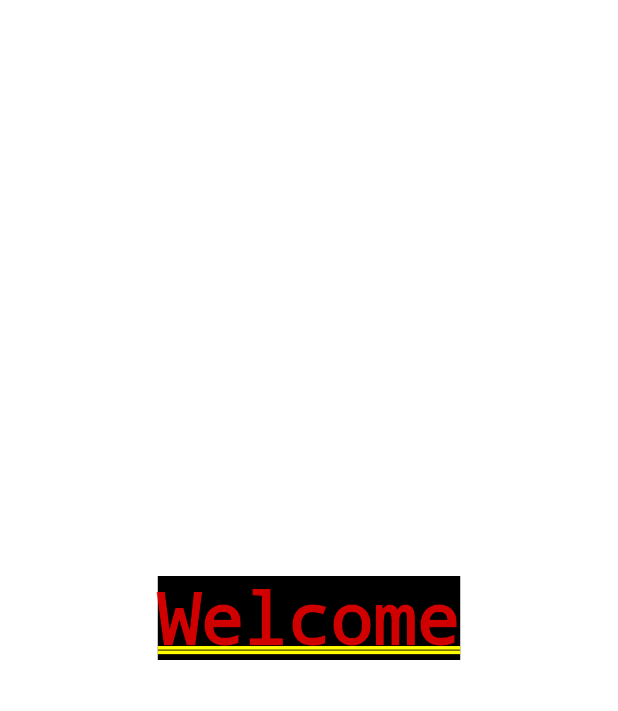
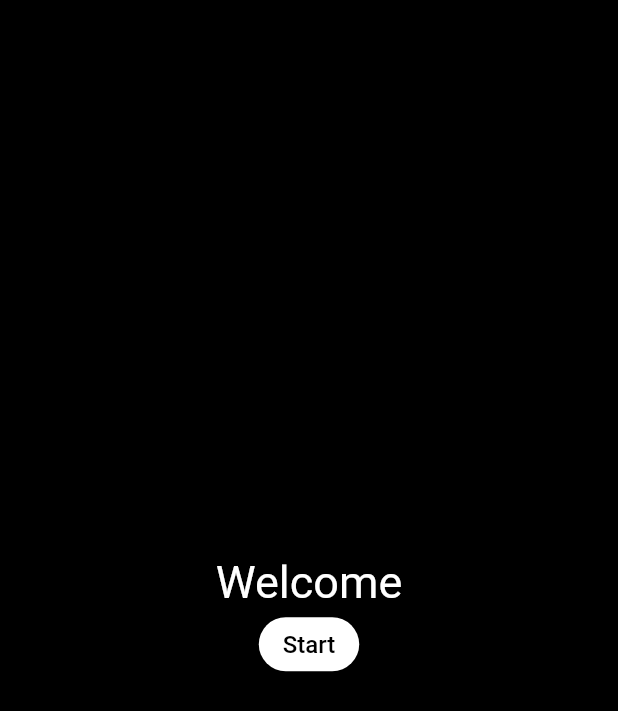
Before and after one commit to fradip12/sejutacita, a Flutter app: the screen it shows after launch, on a phone screen of 412 x 824 dp. Shown: the top 711 px of the screen. Run offline on Flutter 3.47's test engine with Material 2 defaults, Android fonts, the light colour scheme and no system bars; our stand-ins replace animated_text_kit, bloc, flutter_bloc, flutter_easyloading, get, line_icons and 1 more.

Commit message:
shared,welcome,bloc theme,

```diff
--- a/lib/bloc/theme/theme_bloc.dart
+++ b/lib/bloc/theme/theme_bloc.dart
@@ -1,18 +1,24 @@
 import 'dart:async';
 
 import 'package:bloc/bloc.dart';
+import 'package:flutter/material.dart';
 import 'package:meta/meta.dart';
 
 part 'theme_event.dart';
 part 'theme_state.dart';
 
 class ThemeBloc extends Bloc<ThemeEvent, ThemeState> {
-  ThemeBloc() : super(ThemeInitial());
+  ThemeBloc()
+      : super(ThemeState(materialColor: Colors.black, textColor: Colors.white));
 
   @override
   Stream<ThemeState> mapEventToState(
     ThemeEvent event,
   ) async* {
-    // TODO: implement mapEventToState
+    if (event is ToWhite) {
+      yield ThemeState(materialColor: Colors.white, textColor: Colors.black);
+    } else if (event is ToBlack) {
+      yield ThemeState(materialColor: Colors.black, textColor: Colors.white);
+    }
   }
 }
--- a/lib/bloc/theme/theme_event.dart
+++ b/lib/bloc/theme/theme_event.dart
@@ -2,3 +2,7 @@ part of 'theme_bloc.dart';
 
 @immutable
 abstract class ThemeEvent {}
+
+class ToBlack extends ThemeEvent {}
+
+class ToWhite extends ThemeEvent {}
--- a/lib/bloc/theme/theme_state.dart
+++ b/lib/bloc/theme/theme_state.dart
@@ -1,6 +1,10 @@
 part of 'theme_bloc.dart';
 
 @immutable
-abstract class ThemeState {}
+class ThemeState {
+  final Color materialColor;
+  final Color textColor;
 
-class ThemeInitial extends ThemeState {}
+
+  ThemeState({this.materialColor,this.textColor});
+}
--- a/lib/main.dart
+++ b/lib/main.dart
@@ -1,27 +1,48 @@
+import 'package:citav2/core/shared/app.dart';
+import 'package:citav2/views/lobby/lobby_root.dart';
 import 'package:citav2/views/onboard/splash.dart';
 import 'package:citav2/views/onboard/welcome.dart';
 import 'package:flutter/material.dart';
+import 'package:flutter_bloc/flutter_bloc.dart';
 import 'package:flutter_easyloading/flutter_easyloading.dart';
-import 'package:get/get.dart';
+import 'package:get/route_manager.dart';
+import 'package:get/get_navigation/src/routes/transitions_type.dart' as tx;
+import 'package:citav2/bloc/bloc.dart';
 
 void main() async {
+  WidgetsFlutterBinding.ensureInitialized();
+
+  await App.init();
+  runApp(MyApp());
   runApp(MyApp());
 }
 
 class MyApp extends StatelessWidget {
   @override
   Widget build(BuildContext context) {
-    return GetMaterialApp(
+    return MultiBlocProvider(
+      providers: [
+        BlocProvider<ThemeBloc>(
+          create: (BuildContext context) => ThemeBloc(),
+        )
+      ],
+      child: GetMaterialApp(
         debugShowCheckedModeBanner: false,
         builder: EasyLoading.init(),
         initialRoute: '/',
         getPages: [
-        GetPage(name: '/', page: () => Splash(), transition: Transition.zoom),
+          GetPage(
+              name: '/', page: () => Splash(), transition: tx.Transition.zoom),
           GetPage(
               name: '/welcome',
               page: () => Welcome(),
-            transition: Transition.zoom)
+              transition: tx.Transition.zoom),
+          GetPage(
+              name: '/lobby',
+              page: () => LobbyRoot(),
+              transition: tx.Transition.zoom)
         ],
+      ),
     );
   }
 }
--- a/lib/views/onboard/welcome.dart
+++ b/lib/views/onboard/welcome.dart
@@ -1,17 +1,58 @@
+import 'package:animated_text_kit/animated_text_kit.dart';
+import 'package:citav2/bloc/bloc.dart';
+import 'package:citav2/core/responsive.dart';
+import 'package:citav2/core/shared/app.dart';
+import 'package:citav2/widgets/button/default_button.dart';
 import 'package:flutter/material.dart';
+import 'package:flutter_bloc/flutter_bloc.dart';
 
-class Welcome extends StatelessWidget {
+class Welcome extends StatefulWidget {
+  @override
+  _WelcomeState createState() => _WelcomeState();
+}
+
+class _WelcomeState extends State<Welcome> {
+  List<String> text = ['Welcome', 'to', 'LookGit'];
+  bool end = false;
+  bool color = false;
+  @override
+  void initState() {
+    // TODO: implement initState
+    super.initState();
+    App.data.setBool('isWelcome', false);
+  }
+
   @override
   Widget build(BuildContext context) {
-    return Padding(
-
-      padding: const EdgeInsets.all(8.0),
-      child: Center(
-        child: Container(
-          color: Colors.black,
-          child: Text('Welcome'),
+    ThemeBloc theme = BlocProvider.of<ThemeBloc>(context);
+    return BlocBuilder<ThemeBloc, ThemeState>(
+      builder: (context, state) => Container(
+          child: Scaffold(
+        backgroundColor: state.materialColor,
+        body: Center(
+          child: Column(
+            crossAxisAlignment: CrossAxisAlignment.center,
+            mainAxisAlignment: MainAxisAlignment.center,
+            children: [
+              SizedBox(
+                width: 250.0,
+                child: TypewriterAnimatedTextKit(
+                  text: text,
+                  textAlign: TextAlign.center,
+                  textStyle: TextStyle(fontSize: 30.0, color: state.textColor),
+                ),
+              ),
+              Button(
+                title: 'Start',
+                func: () {
+                  color = !color;
+                  color ? theme.add(ToWhite()) : theme.add(ToBlack());
+                },
+              )
+            ],
+          ),
         ),
-      ),
+      )),
     );
   }
 }
--- /dev/null
+++ b/lib/widgets/button/default_button.dart
@@ -0,0 +1,26 @@
+import 'package:citav2/bloc/bloc.dart';
+import 'package:citav2/widgets/text/text.dart';
+import 'package:flutter/material.dart';
+import 'package:flutter_bloc/flutter_bloc.dart';
+import 'package:get/route_manager.dart';
+
+class Button extends StatelessWidget {
+  final String title;
+  final Function func;
+
+  const Button({Key key, this.title,this.func})
+      : super(key: key);
+  @override
+  Widget build(BuildContext context) {
+    return BlocBuilder<ThemeBloc, ThemeState>(
+      builder: (context, state) => ElevatedButton(
+        style: ElevatedButton.styleFrom(
+          primary: state.textColor,
+          shape: StadiumBorder(),
+        ),
+        onPressed: func,
+        child: normalText(title: title),
+      ),
+    );
+  }
+}
--- /dev/null
+++ b/lib/widgets/text/text.dart
@@ -0,0 +1,12 @@
+import 'package:citav2/bloc/bloc.dart';
+import 'package:flutter/material.dart';
+import 'package:flutter_bloc/flutter_bloc.dart';
+
+Widget normalText({@required String title}) {
+  return BlocBuilder<ThemeBloc, ThemeState>(
+    builder: (context, state) => Text(
+      title,
+      style: TextStyle(fontSize: 16, color: state.materialColor),
+    ),
+  );
+}
--- a/pubspec.yaml
+++ b/pubspec.yaml
@@ -7,7 +7,11 @@ environment:
 dependencies:
   flutter:
     sdk: flutter
+  anim_nav_bar: ^0.0.2
+  animated_text_kit: ^4.0.0
   bloc: ^7.0.0
+  cached_network_image: ^2.5.1
+  flutter_bloc: ^7.0.0
   flutter_easyloading: ^3.0.0
   get: ^3.26.0
   line_icons: ^2.0.1
```
Also changed, not shown: lib/views/lobby/lobby_root.dart (added, +23 -0 lines), lib/views/onboard/onboard.dart (added, +10 -0 lines), lib/views/onboard/splash.dart (+22 -11 lines), lib/views/pages/aboutme.dart (added, +13 -0 lines), lib/views/pages/account.dart (added, +13 -0 lines), lib/views/pages/home.dart (added, +79 -0 lines), lib/views/pages/settings.dart (added, +13 -0 lines), lib/widgets/text/text_field.dart (added, +86 -0 lines), pubspec.lock. Lines whose indentation alone changed are shown as unchanged.
